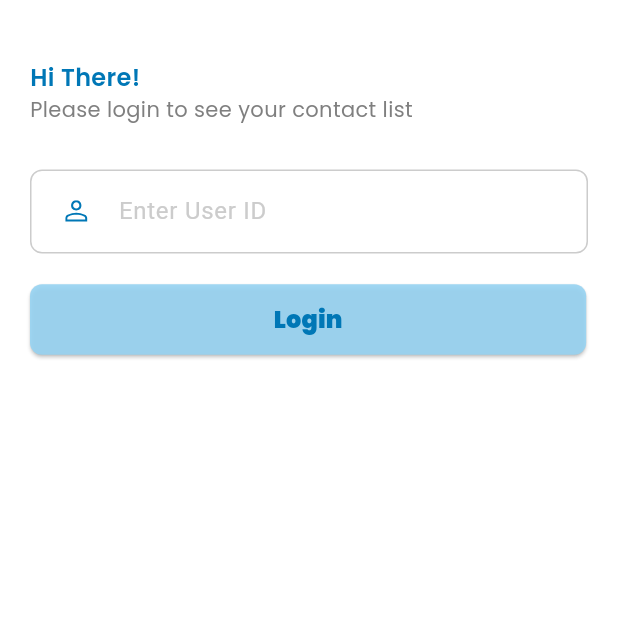
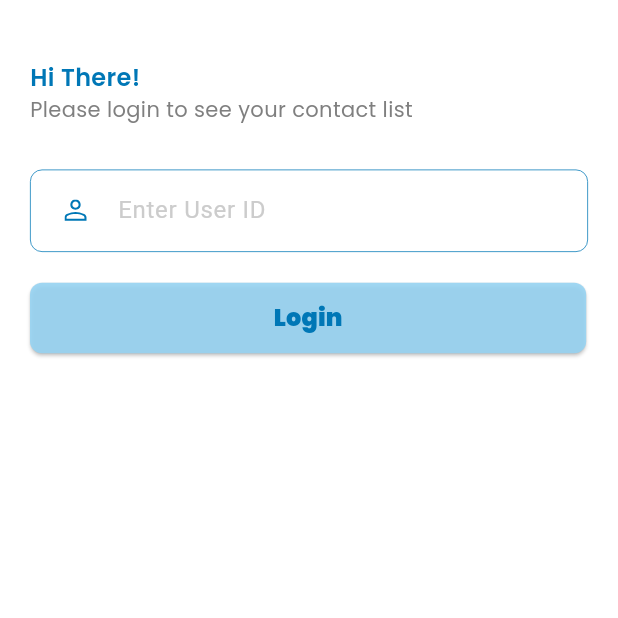
Before and after one commit to ghzalwn/test_trinity_wizard, a Flutter app: the screen it shows after launch, on a phone screen of 412 x 824 dp, the top half of it. Run offline on Flutter 3.47's test engine with Material 3 defaults, Android fonts, the phone set to English and light mode, and no system bars; our stand-ins replace flutter_screenutil, flutter_svg, google_fonts, shared_preferences; accounts and stored records are empty.

Commit message:
fix: edit border text input login

```diff
--- a/lib/modules/home/home_screen.dart
+++ b/lib/modules/home/home_screen.dart
@@ -19,11 +19,13 @@ class _HomeScreenState extends State<HomeScreen> {
   final List<TabbarContent> _listTabbarContent = [
     TabbarContent(
       title: 'My Contacts',
-      screenContent: MyContactScreen(),
+      screenContent: const MyContactScreen(),
       showFloatingButton: true,
     ),
     TabbarContent(
-        title: 'My Profile', screenContent: MyProfileScreen(), isProfile: true)
+        title: 'My Profile',
+        screenContent: const MyProfileScreen(),
+        isProfile: true)
   ];
 
   void _onItemTapped(int index) {
--- a/lib/modules/login/login_screen.dart
+++ b/lib/modules/login/login_screen.dart
@@ -1,7 +1,4 @@
-import 'dart:developer';
-
 import 'package:flutter/material.dart';
-import 'package:flutter_screenutil/flutter_screenutil.dart';
 import 'package:google_fonts/google_fonts.dart';
 import 'package:provider/provider.dart';
 import 'package:test_trinity_wizard/controller/app_controller.dart';
@@ -57,14 +54,15 @@ class _LoginScreenState extends State<LoginScreen> {
                 decoration: BoxDecoration(
                   borderRadius: BorderRadius.circular(8),
                   border: Border.all(
-                    color: AppColors.darkGray, // border color
+                    color: AppColors.blue,
+                    width: 0.5,
                   ),
                 ),
                 child: Container(
                   padding: const EdgeInsets.symmetric(horizontal: 6.0),
                   child: TextFormField(
                     controller: _userId,
-                    cursorColor: AppColors.blue, // set the cursor color here
+                    cursorColor: AppColors.blue,
                     decoration: InputDecoration(
                       prefixIcon: SizedBox(
                         height: 10,
@@ -79,8 +77,8 @@ class _LoginScreenState extends State<LoginScreen> {
                         color: AppColors.darkGray,
                         fontWeight: FontWeight.w400,
                       ),
-                      border: InputBorder.none, // hide the default border
-                      contentPadding: EdgeInsets.symmetric(
+                      border: InputBorder.none,
+                      contentPadding: const EdgeInsets.symmetric(
                         vertical: 15.0,
                       ), // Adjust this as needed
                     ),
@@ -96,6 +94,7 @@ class _LoginScreenState extends State<LoginScreen> {
                   onPressed: () {
                     appController.loadUserById(_userId.text).whenComplete(() {
                       if (appController.user != null) {
+                        // ignore: use_build_context_synchronously
                         Navigator.pushNamed(context, AppRoutes.homeScreen);
                       }
                     });
@@ -109,7 +108,7 @@ class _LoginScreenState extends State<LoginScreen> {
                     ),
                   ),
                   child: Padding(
-                    padding: EdgeInsets.all(12.0),
+                    padding: const EdgeInsets.all(12.0),
                     child: Text(
                       'Login',
                       style: GoogleFonts.poppins(
--- a/lib/service/api_service.dart
+++ b/lib/service/api_service.dart
@@ -1,11 +1,8 @@
 import 'dart:convert';
-import 'dart:developer';
-import 'dart:io';
 
 import 'package:flutter/services.dart';
 import 'package:shared_preferences/shared_preferences.dart';
 import 'package:test_trinity_wizard/models/user.dart';
-import 'package:test_trinity_wizard/utils/utils.dart';
 
 class ApiService {
   Future<List<User>> getAllContacts() async {
--- a/lib/utils/utils.dart
+++ b/lib/utils/utils.dart
@@ -1,7 +1,3 @@
-import 'dart:convert';
-import 'dart:io';
-
-import 'package:path_provider/path_provider.dart';
 import 'package:test_trinity_wizard/models/user.dart';
 
 class Util {
--- a/lib/widgets/avatar_with_initial.dart
+++ b/lib/widgets/avatar_with_initial.dart
@@ -29,7 +29,7 @@ class AvatarWithInitial extends StatelessWidget {
 
   @override
   Widget build(BuildContext context) {
-    return Container(
+    return SizedBox(
       width: width,
       height: height,
       child: CircleAvatar(
--- a/lib/widgets/item_contact.dart
+++ b/lib/widgets/item_contact.dart
@@ -52,7 +52,7 @@ class ItemContact extends StatelessWidget {
                       fontSize: 15,
                       fontWeight: FontWeight.w400,
                       color: AppColors.darkGray,
-                      textStyle: TextStyle(fontStyle: FontStyle.italic),
+                      textStyle: const TextStyle(fontStyle: FontStyle.italic),
                     ),
                   ),
                 ],
```
Also changed, not shown: lib/modules/contact_detail/contact_detail_screen.dart (+16 -21 lines), lib/modules/home/my_contact_screen.dart (+0 -7 lines), lib/modules/splash/splash_screen.dart (+1 -8 lines).
